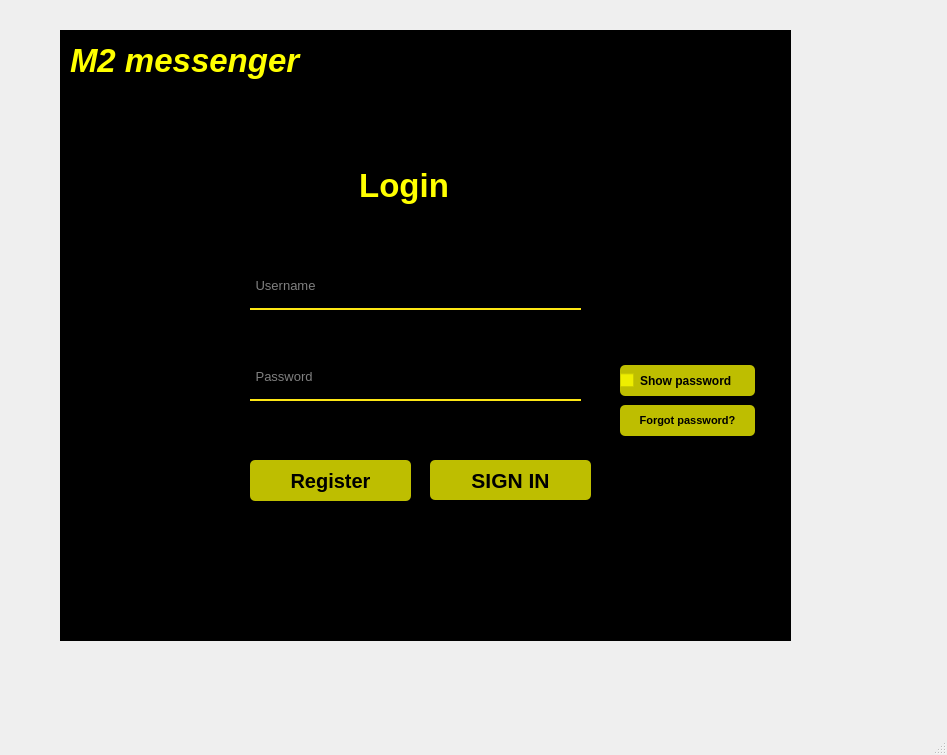
Old version of the form untitled/mainwindow.ui in the repository MohamadKhavaran/M2-Massenger.
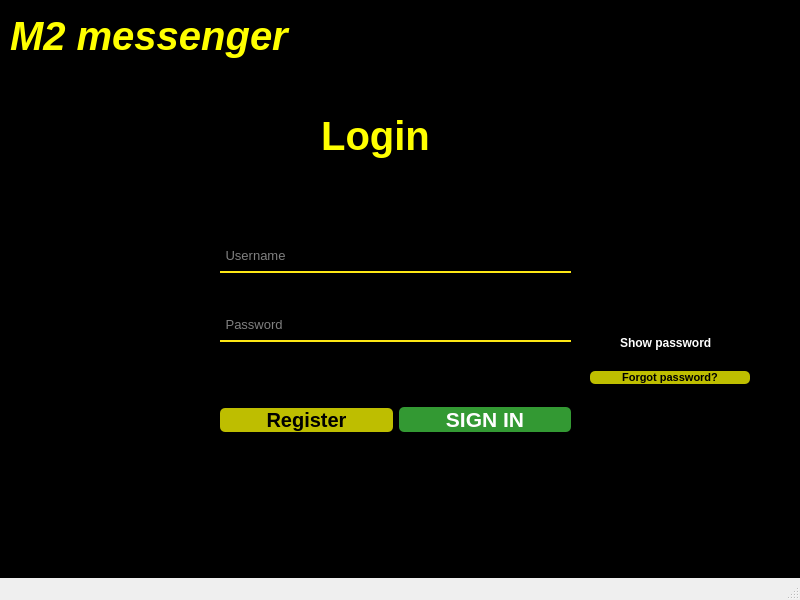
New version of the form. Icons and pictures are not drawn.

What changed in the file:
```diff
--- a/untitled/mainwindow.ui
+++ b/untitled/mainwindow.ui
@@ -6,8 +6,8 @@
    <rect>
     <x>0</x>
     <y>0</y>
-    <width>947</width>
-    <height>755</height>
+    <width>800</width>
+    <height>600</height>
    </rect>
   </property>
   <property name="windowTitle">
@@ -20,10 +20,10 @@
    <widget class="QWidget" name="widget" native="true">
     <property name="geometry">
      <rect>
-      <x>60</x>
-      <y>30</y>
-      <width>731</width>
-      <height>611</height>
+      <x>0</x>
+      <y>0</y>
+      <width>800</width>
+      <height>600</height>
      </rect>
     </property>
     <property name="styleSheet">
@@ -32,15 +32,15 @@
     <widget class="QLabel" name="label_3">
      <property name="geometry">
       <rect>
-       <x>290</x>
-       <y>120</y>
-       <width>131</width>
+       <x>310</x>
+       <y>100</y>
+       <width>161</width>
        <height>71</height>
       </rect>
      </property>
      <property name="font">
       <font>
-       <pointsize>25</pointsize>
+       <pointsize>30</pointsize>
        <bold>true</bold>
       </font>
      </property>
@@ -52,51 +52,115 @@
       <string> Login</string>
      </property>
     </widget>
+    <widget class="QLabel" name="label">
+     <property name="geometry">
+      <rect>
+       <x>630</x>
+       <y>0</y>
+       <width>151</width>
+       <height>171</height>
+      </rect>
+     </property>
+     <property name="styleSheet">
+      <string notr="true">image: url(:/icons/telegramlogo.jpeg);</string>
+     </property>
+     <property name="text">
+      <string/>
+     </property>
+    </widget>
+    <widget class="QLabel" name="label_2">
+     <property name="geometry">
+      <rect>
+       <x>10</x>
+       <y>0</y>
+       <width>341</width>
+       <height>71</height>
+      </rect>
+     </property>
+     <property name="font">
+      <font>
+       <pointsize>30</pointsize>
+       <italic>true</italic>
+       <bold>true</bold>
+      </font>
+     </property>
+     <property name="styleSheet">
+      <string notr="true">color:rgb(255,255,0)	;</string>
+     </property>
+     <property name="text">
+      <string>M2 messenger</string>
+     </property>
+    </widget>
+    <widget class="QWidget" name="verticalLayoutWidget">
+     <property name="geometry">
+      <rect>
+       <x>220</x>
+       <y>210</y>
+       <width>351</width>
+       <height>171</height>
+      </rect>
+     </property>
+     <layout class="QVBoxLayout" name="verticalLayout">
+      <item>
     <widget class="QLineEdit" name="lineEdit">
-     <property name="geometry">
-      <rect>
-       <x>190</x>
-       <y>240</y>
-       <width>331</width>
-       <height>40</height>
-      </rect>
-     </property>
      <property name="font">
       <font>
        <pointsize>10</pointsize>
       </font>
      </property>
      <property name="styleSheet">
-      <string notr="true">bbackground-color:rgba(0, 0, 0, 0);
+         <string notr="true">
+QLineEdit#lineEdit {
+
+background-color:rgba(0, 0, 0, 0);
 border:none;
 border-bottom:2px solid rgba(254, 231, 21, 1);
 color:rgba(255, 255, 255, 255);
-padding-bottom:7px;</string>
+padding-bottom:7px;
+
+}
+
+QLineEdit#lineEdit:hover {
+
+	background-color: rgb(42, 46, 52);
+	border-style: solid;
+	border-color: rgb(245, 179, 1);
+	color: rgb(241, 182, 88);
+
+}</string>
      </property>
      <property name="placeholderText">
       <string> Username</string>
      </property>
     </widget>
+      </item>
+      <item>
     <widget class="QLineEdit" name="lineEdit_2">
-     <property name="geometry">
-      <rect>
-       <x>190</x>
-       <y>331</y>
-       <width>331</width>
-       <height>40</height>
-      </rect>
-     </property>
      <property name="font">
       <font>
        <pointsize>10</pointsize>
       </font>
      </property>
      <property name="styleSheet">
-      <string notr="true">bbackground-color:rgba(0, 0, 0, 0);
+         <string notr="true">
+QLineEdit#lineEdit_2 {
+
+background-color:rgba(0, 0, 0, 0);
 border:none;
 border-bottom:2px solid rgba(254, 231, 21, 1);
 color:rgba(255, 255, 255, 255);
-padding-bottom:7px;</string>
+padding-bottom:7px;
+
+}
+
+QLineEdit#lineEdit_2:hover {
+
+	background-color: rgb(42, 46, 52);
+	border-style: solid;
+	border-color: rgb(245, 179, 1);
+	color: rgb(241, 182, 88);
+
+}</string>
      </property>
      <property name="echoMode">
       <enum>QLineEdit::Password</enum>
@@ -105,15 +169,52 @@
       <string> Password</string>
      </property>
     </widget>
+      </item>
+     </layout>
+    </widget>
+    <widget class="QWidget" name="horizontalLayoutWidget">
+     <property name="geometry">
+      <rect>
+       <x>220</x>
+       <y>380</y>
+       <width>351</width>
+       <height>80</height>
+      </rect>
+     </property>
+     <layout class="QHBoxLayout" name="horizontalLayout">
+      <item>
+       <widget class="QPushButton" name="pushButton_3">
+        <property name="font">
+         <font>
+          <pointsize>15</pointsize>
+          <bold>true</bold>
+         </font>
+        </property>
+        <property name="styleSheet">
+         <string notr="true">QPushButton#pushButton_3{
+	background-color:rgba(255, 255, 0, 190);
+	color: black;
+	border-radius:5px;
+}
+
+QPushButton#pushButton_3:hover{
+	background-color:rgb(246, 120, 29);
+
+}
+
+QPushButton#pushButton_3:pressed{
+	padding-left:5px;
+	padding-top:5px;
+	background-color:rgba(150,123, 111, 255);
+}</string>
+        </property>
+        <property name="text">
+         <string>Register</string>
+        </property>
+       </widget>
+      </item>
+      <item>
     <widget class="QPushButton" name="pushButton">
-     <property name="geometry">
-      <rect>
-       <x>370</x>
-       <y>430</y>
-       <width>161</width>
-       <height>40</height>
-      </rect>
-     </property>
      <property name="font">
       <font>
        <pointsize>16</pointsize>
@@ -121,10 +222,11 @@
       </font>
      </property>
      <property name="styleSheet">
-      <string notr="true">QPushButton#pushButton{
-	background-color:rgba(255, 255, 0, 190);
-	color:rgba(0, 0, 0, 255);
-	border-radius:5px;
+         <string notr="true">QPushButton#pushButton {
+color:white;
+border-radius: 5px;
+Background: #393;
+color: #fefefe;
 }
 
 QPushButton#pushButton:hover{
@@ -142,15 +244,48 @@
       <string>SIGN IN</string>
      </property>
     </widget>
+      </item>
+     </layout>
+    </widget>
+    <widget class="QWidget" name="verticalLayoutWidget_2">
+     <property name="geometry">
+      <rect>
+       <x>590</x>
+       <y>320</y>
+       <width>160</width>
+       <height>80</height>
+      </rect>
+     </property>
+     <layout class="QVBoxLayout" name="verticalLayout_2">
+      <item>
+       <widget class="QCheckBox" name="checkBox">
+        <property name="font">
+         <font>
+          <bold>true</bold>
+         </font>
+        </property>
+        <property name="styleSheet">
+         <string notr="true">QCheckBox#checkBox {
+padding-left: 10px;
+border-radius: 5px;
+color: #fefefe;
+}
+
+QCheckBox#checkBox:hover {
+	color: rgb(241, 182, 88);
+}
+
+QCheckBox#checkBox:pressed {
+	color: rgb(85, 255, 255);
+}</string>
+        </property>
+        <property name="text">
+         <string>Show password</string>
+        </property>
+       </widget>
+      </item>
+      <item>
     <widget class="QPushButton" name="pushButton_2">
-     <property name="geometry">
-      <rect>
-       <x>560</x>
-       <y>375</y>
-       <width>135</width>
-       <height>31</height>
-      </rect>
-     </property>
      <property name="font">
       <font>
        <pointsize>8</pointsize>
@@ -179,113 +314,8 @@
       <string>Forgot password?</string>
      </property>
     </widget>
-    <widget class="QPushButton" name="pushButton_3">
-     <property name="geometry">
-      <rect>
-       <x>190</x>
-       <y>430</y>
-       <width>161</width>
-       <height>41</height>
-      </rect>
-     </property>
-     <property name="font">
-      <font>
-       <pointsize>15</pointsize>
-       <bold>true</bold>
-      </font>
-     </property>
-     <property name="styleSheet">
-      <string notr="true">QPushButton#pushButton_3{
-	background-color:rgba(255, 255, 0, 190);
-	color:rgba(0, 0, 0, 255);
-	border-radius:5px;
-}
-
-QPushButton#pushButton_3:hover{
-	background-color:rgb(246, 120, 29);
-
-}
-
-QPushButton#pushButton_3:pressed{
-	padding-left:5px;
-	padding-top:5px;
-	background-color:rgba(150,123, 111, 255);
-}</string>
-     </property>
-     <property name="text">
-      <string>Register</string>
-     </property>
-    </widget>
-    <widget class="QLabel" name="label">
-     <property name="geometry">
-      <rect>
-       <x>550</x>
-       <y>10</y>
-       <width>151</width>
-       <height>171</height>
-      </rect>
-     </property>
-     <property name="styleSheet">
-      <string notr="true">image: url(:/icons/telegramlogo.jpeg);</string>
-     </property>
-     <property name="text">
-      <string/>
-     </property>
-    </widget>
-    <widget class="QCheckBox" name="checkBox">
-     <property name="geometry">
-      <rect>
-       <x>560</x>
-       <y>335</y>
-       <width>135</width>
-       <height>31</height>
-      </rect>
-     </property>
-     <property name="font">
-      <font>
-       <bold>true</bold>
-      </font>
-     </property>
-     <property name="styleSheet">
-      <string notr="true">QCheckBox#checkBox{
-	background-color:rgba(255, 255, 0, 190);
-
-	color:rgba(0, 0, 0, 255);
-	border-radius:5px;
-}
-
-
-QCheckBox#checkBox:hover{
-	background-color:rgb(246, 120, 29);
-
-}</string>
-     </property>
-     <property name="text">
-      <string>Show password</string>
-     </property>
-    </widget>
-    <widget class="QLabel" name="label_2">
-     <property name="geometry">
-      <rect>
-       <x>10</x>
-       <y>0</y>
-       <width>291</width>
-       <height>61</height>
-      </rect>
-     </property>
-     <property name="font">
-      <font>
-       <pointsize>25</pointsize>
-       <italic>true</italic>
-       <bold>true</bold>
-      </font>
-     </property>
-     <property name="styleSheet">
-      <string notr="true">color:rgb(255,255,0)	;</string>
-     </property>
-     <property name="text">
-      <string>M2 messenger</string>
-     </property>
+      </item>
+     </layout>
     </widget>
    </widget>
   </widget>
```
Left out of the diff: 17 changed lines with no effect on the pictures. Lines whose indentation alone changed are shown as unchanged.
